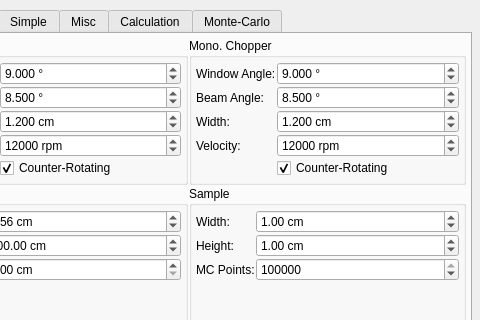
Before: the Qt Designer form core/ui/reso.ui in ILLGrenoble/takin, drawn with Qt 5; both pictures show x 380 to 860 and y 0 to 320 of the 860 by 623 pixel window.
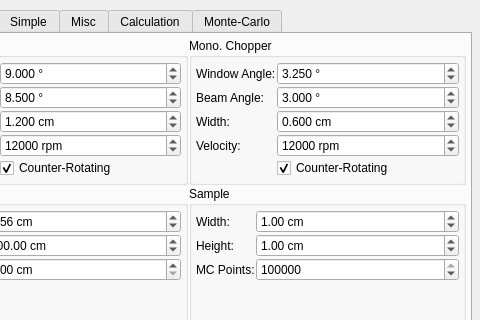
After: the same form once the commit is applied. The open tabs and pages were chosen to show the change.

Commit message: vio_ext: small changes

What changed in the file:
```diff
--- a/core/ui/reso.ui
+++ b/core/ui/reso.ui
@@ -3769,7 +3769,7 @@
              <double>1.000000000000000</double>
             </property>
             <property name="value">
-             <double>1.200000000000000</double>
+             <double>0.600000000000000</double>
             </property>
            </widget>
           </item>
@@ -3791,7 +3791,7 @@
              <double>0.010000000000000</double>
             </property>
             <property name="value">
-             <double>9.000000000000000</double>
+             <double>3.250000000000000</double>
             </property>
            </widget>
           </item>
@@ -3839,7 +3839,7 @@
              <double>0.010000000000000</double>
             </property>
             <property name="value">
-             <double>8.500000000000000</double>
+             <double>3.000000000000000</double>
             </property>
            </widget>
           </item>
```
The commit also changes 1 other file.
